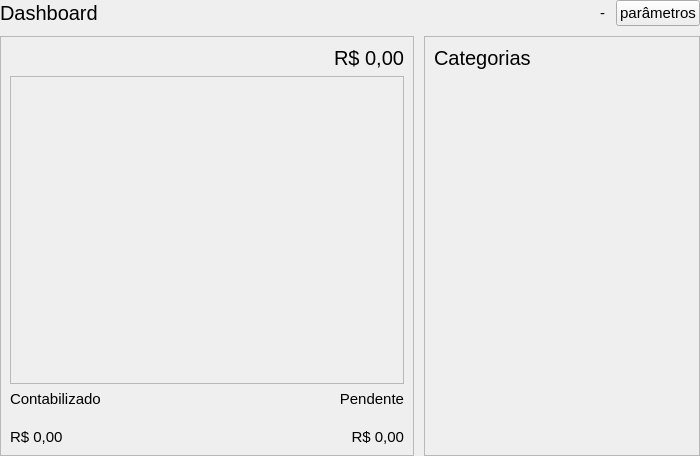
First picture: the form in FinancesApp/src/ui/DashForm.ui, repository iagoofelipe/Finances, before the edit.
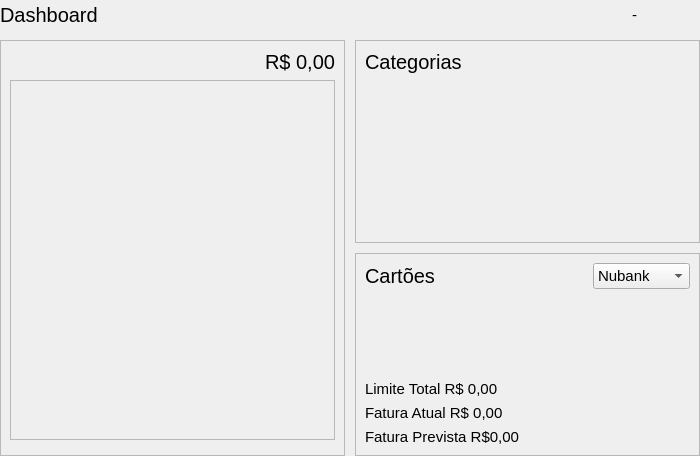
Second picture: the form after the edit. Icons and pictures are not drawn.

The edit to the form file:
```diff
--- a/FinancesApp/src/ui/DashForm.ui
+++ b/FinancesApp/src/ui/DashForm.ui
@@ -89,9 +89,25 @@
       </item>
       <item>
        <widget class="QPushButton" name="btnParams">
-        <property name="text">
+        <property name="toolTip">
          <string>parâmetros</string>
         </property>
+        <property name="styleSheet">
+         <string notr="true">background-color: transparent; padding: 5</string>
+        </property>
+        <property name="icon">
+         <iconset resource="resource.qrc">
+          <normaloff>:/root/imgs/light-params.svg</normaloff>:/root/imgs/light-params.svg</iconset>
+        </property>
+        <property name="iconSize">
+         <size>
+          <width>25</width>
+          <height>25</height>
+         </size>
+        </property>
+        <property name="flat">
+         <bool>true</bool>
+        </property>
        </widget>
       </item>
      </layout>
@@ -99,7 +115,7 @@
    </item>
    <item>
     <widget class="QWidget" name="widget_2" native="true">
-     <layout class="QHBoxLayout" name="horizontalLayout_2" stretch="3,2">
+     <layout class="QHBoxLayout" name="horizontalLayout_2">
       <property name="spacing">
        <number>10</number>
       </property>
@@ -183,8 +199,17 @@
           </widget>
          </item>
          <item>
-          <widget class="QWidget" name="widPercent" native="true">
-           <layout class="QGridLayout" name="layoutPercent">
+          <widget class="QWidget" name="widRegsPercent" native="true"/>
+         </item>
+        </layout>
+       </widget>
+      </item>
+      <item>
+       <widget class="QWidget" name="widget_3" native="true">
+        <layout class="QVBoxLayout" name="verticalLayout_2" stretch="1,1">
+         <property name="spacing">
+          <number>10</number>
+         </property>
             <property name="leftMargin">
              <number>0</number>
             </property>
@@ -197,86 +222,6 @@
             <property name="bottomMargin">
              <number>0</number>
             </property>
-            <property name="horizontalSpacing">
-             <number>0</number>
-            </property>
-            <property name="verticalSpacing">
-             <number>10</number>
-            </property>
-            <item row="0" column="1">
-             <widget class="QLabel" name="label_5">
-              <property name="sizePolicy">
-               <sizepolicy hsizetype="Preferred" vsizetype="Fixed">
-                <horstretch>0</horstretch>
-                <verstretch>0</verstretch>
-               </sizepolicy>
-              </property>
-              <property name="text">
-               <string>Pendente</string>
-              </property>
-              <property name="alignment">
-               <set>Qt::AlignRight|Qt::AlignTrailing|Qt::AlignVCenter</set>
-              </property>
-             </widget>
-            </item>
-            <item row="0" column="0">
-             <widget class="QLabel" name="label_4">
-              <property name="sizePolicy">
-               <sizepolicy hsizetype="Preferred" vsizetype="Fixed">
-                <horstretch>0</horstretch>
-                <verstretch>0</verstretch>
-               </sizepolicy>
-              </property>
-              <property name="text">
-               <string>Contabilizado</string>
-              </property>
-             </widget>
-            </item>
-            <item row="1" column="0" colspan="2">
-             <widget class="QFrame" name="widChartPercent">
-              <property name="frameShape">
-               <enum>QFrame::StyledPanel</enum>
-              </property>
-              <property name="frameShadow">
-               <enum>QFrame::Raised</enum>
-              </property>
-             </widget>
-            </item>
-            <item row="2" column="0">
-             <widget class="QLabel" name="lbValRight">
-              <property name="sizePolicy">
-               <sizepolicy hsizetype="Preferred" vsizetype="Fixed">
-                <horstretch>0</horstretch>
-                <verstretch>0</verstretch>
-               </sizepolicy>
-              </property>
-              <property name="text">
-               <string>R$ 0,00</string>
-              </property>
-             </widget>
-            </item>
-            <item row="2" column="1">
-             <widget class="QLabel" name="lbValLeft">
-              <property name="sizePolicy">
-               <sizepolicy hsizetype="Preferred" vsizetype="Fixed">
-                <horstretch>0</horstretch>
-                <verstretch>0</verstretch>
-               </sizepolicy>
-              </property>
-              <property name="text">
-               <string>R$ 0,00</string>
-              </property>
-              <property name="alignment">
-               <set>Qt::AlignRight|Qt::AlignTrailing|Qt::AlignVCenter</set>
-              </property>
-             </widget>
-            </item>
-           </layout>
-          </widget>
-         </item>
-        </layout>
-       </widget>
-      </item>
       <item>
        <widget class="QFrame" name="frameCategory">
         <property name="frameShape">
@@ -310,11 +255,116 @@
         </layout>
        </widget>
       </item>
+         <item>
+          <widget class="QFrame" name="frameCard">
+           <property name="frameShape">
+            <enum>QFrame::StyledPanel</enum>
+           </property>
+           <property name="frameShadow">
+            <enum>QFrame::Raised</enum>
+           </property>
+           <layout class="QVBoxLayout" name="cardLayout" stretch="0,1,0,0,0">
+            <item>
+             <widget class="QWidget" name="widget_5" native="true">
+              <property name="sizePolicy">
+               <sizepolicy hsizetype="Preferred" vsizetype="Fixed">
+                <horstretch>0</horstretch>
+                <verstretch>0</verstretch>
+               </sizepolicy>
+              </property>
+              <layout class="QHBoxLayout" name="horizontalLayout_4">
+               <property name="spacing">
+                <number>10</number>
+               </property>
+               <property name="leftMargin">
+                <number>0</number>
+               </property>
+               <property name="topMargin">
+                <number>0</number>
+               </property>
+               <property name="rightMargin">
+                <number>0</number>
+               </property>
+               <property name="bottomMargin">
+                <number>0</number>
+               </property>
+               <item>
+                <widget class="QLabel" name="label_2">
+                 <property name="font">
+                  <font>
+                   <pointsize>15</pointsize>
+                  </font>
+                 </property>
+                 <property name="text">
+                  <string>Cartões</string>
+                 </property>
+                </widget>
+               </item>
+               <item>
+                <widget class="QComboBox" name="cbCard">
+                 <property name="sizePolicy">
+                  <sizepolicy hsizetype="Fixed" vsizetype="Fixed">
+                   <horstretch>0</horstretch>
+                   <verstretch>0</verstretch>
+                  </sizepolicy>
+                 </property>
+                 <item>
+                  <property name="text">
+                   <string>Nubank</string>
+                  </property>
+                 </item>
+                 <item>
+                  <property name="text">
+                   <string>Will</string>
+                  </property>
+                 </item>
+                 <item>
+                  <property name="text">
+                   <string>Santander</string>
+                  </property>
+                 </item>
+                </widget>
+               </item>
      </layout>
     </widget>
    </item>
-  </layout>
- </widget>
- <resources/>
+            <item>
+             <widget class="QWidget" name="widCardChart" native="true"/>
+            </item>
+            <item>
+             <widget class="QLabel" name="lbCardLimit">
+              <property name="text">
+               <string>Limite Total R$ 0,00</string>
+              </property>
+             </widget>
+            </item>
+            <item>
+             <widget class="QLabel" name="lbCurrentInvoice">
+              <property name="text">
+               <string>Fatura Atual R$ 0,00</string>
+              </property>
+             </widget>
+            </item>
+            <item>
+             <widget class="QLabel" name="lbInvoiceExpected">
+              <property name="text">
+               <string>Fatura Prevista R$0,00</string>
+              </property>
+             </widget>
+            </item>
+           </layout>
+          </widget>
+         </item>
+        </layout>
+       </widget>
+      </item>
+     </layout>
+    </widget>
+   </item>
+  </layout>
+ </widget>
+ <resources>
+  <include location="resource.qrc"/>
+ </resources>
  <connections/>
 </ui>
```
Left out of the diff: 4 changed lines with no effect on the pictures. Lines whose indentation alone changed are shown as unchanged.
